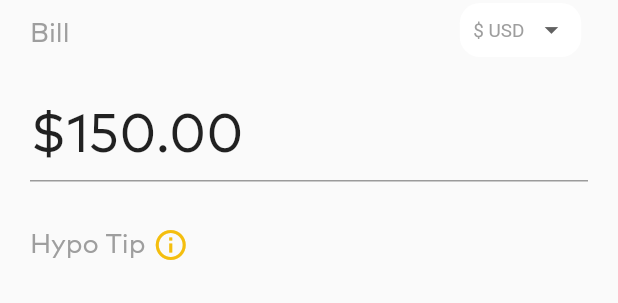
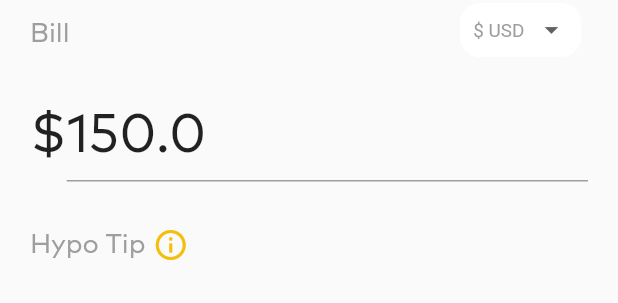
Before and after one commit to Haseeb-Akhlaq/feedBack_screen, a Flutter app: the BillSection widget shown alone on an empty page, opened directly, on a phone screen of 412 x 824 dp. Shown: the top 303 px of the screen. Run offline on Flutter 3.47's test engine with Material 2 defaults, Android fonts, the phone set to English and light mode, and no system bars; missing offline and left inert: flutter_swipable; network calls fail.

```diff
--- a/lib/feedBackScreen.dart
+++ b/lib/feedBackScreen.dart
@@ -19,12 +19,11 @@ class _FeedBackScreenState extends State<FeedBackScreen> {
   @override
   Widget build(BuildContext context) {
     return Scaffold(
-      backgroundColor: Colors.grey[200],
+      backgroundColor: Color(0xfff8f4f8),
       body: SingleChildScrollView(
         child: Column(
           children: [
             UpperProfileSection(),
-            SizedBox(height: 10),
             Text(
               'Life is Beautiful.🔥 Be Colorful.🌈 \n                    And Be You.👑',
               style: TextStyle(fontSize: 16, color: Colors.grey),
@@ -132,7 +131,7 @@ class _CardsSectionState extends State<CardsSection> {
       return Colors.green;
     }
     if (e == CardGesture.disagree) {
-      return Colors.red;
+      return Colors.white;
     }
     if (e == CardGesture.skip) {
       return Colors.transparent;
@@ -235,7 +234,7 @@ class _CardsSectionState extends State<CardsSection> {
         SizedBox(height: 15),
         Container(height: 2, width: double.infinity, color: Colors.grey[300]),
         Container(
-          color: Colors.grey[100],
+          color: Color(0xfffbf9fb),
           child: Padding(
             padding: const EdgeInsets.all(20.0),
             child: Column(
@@ -387,6 +386,28 @@ class BillSection extends StatefulWidget {
 }
 
 class _BillSectionState extends State<BillSection> {
+  String percentageSelected = '15';
+  double price = 150.00;
+
+  double calculatePrice() {
+    if (percentageSelected == '0') {
+      return 0;
+    }
+    if (percentageSelected == '10') {
+      return (price * 10) / 100;
+    }
+    if (percentageSelected == '15') {
+      return (price * 15) / 100;
+    }
+    if (percentageSelected == '20') {
+      return (price * 20) / 100;
+    }
+    if (percentageSelected == '25') {
+      return (price * 25) / 100;
+    }
+    return price;
+  }
+
   String currency = '\$ USD';
   @override
   Widget build(BuildContext context) {
@@ -439,12 +460,33 @@ class _BillSectionState extends State<BillSection> {
             ],
           ),
           SizedBox(height: 10),
-          TextFormField(
-            initialValue: '\$150.00',
-            style: TextStyle(fontSize: 35),
-            decoration: InputDecoration(
-                border: new UnderlineInputBorder(
-                    borderSide: new BorderSide(color: Colors.grey))),
+          Row(
+            children: [
+              Text('\$', style: TextStyle(fontSize: 35)),
+              Expanded(
+                child: TextFormField(
+                  cursorColor: AppColors.yellow,
+                  initialValue: price.toString(),
+                  onChanged: (v) {
+                    setState(() {
+                      price = double.parse(v);
+                    });
+                  },
+                  style: TextStyle(fontSize: 35),
+                  decoration: InputDecoration(
+                    enabledBorder: UnderlineInputBorder(
+                      borderSide: BorderSide(color: Colors.grey),
+                    ),
+                    focusedBorder: UnderlineInputBorder(
+                      borderSide: BorderSide(color: Colors.grey),
+                    ),
+                    border: UnderlineInputBorder(
+                      borderSide: BorderSide(color: Colors.grey),
+                    ),
+                  ),
+                ),
+              ),
+            ],
           ),
           SizedBox(height: 25),
           Row(
@@ -464,12 +506,67 @@ class _BillSectionState extends State<BillSection> {
           Row(
             mainAxisAlignment: MainAxisAlignment.spaceBetween,
             children: [
-              Text('0%', style: TextStyle(fontSize: 22, color: Colors.grey)),
-              Text('10%', style: TextStyle(fontSize: 22, color: Colors.grey)),
-              Text('15%',
-                  style: TextStyle(fontSize: 22, color: AppColors.yellow)),
-              Text('20%', style: TextStyle(fontSize: 22, color: Colors.grey)),
-              Text('25%', style: TextStyle(fontSize: 22, color: Colors.grey))
+              GestureDetector(
+                  onTap: () {
+                    setState(() {
+                      percentageSelected = '0';
+                    });
+                  },
+                  child: Text('0%',
+                      style: TextStyle(
+                          fontSize: 22,
+                          color: percentageSelected == '0'
+                              ? AppColors.yellow
+                              : Colors.grey))),
+              GestureDetector(
+                  onTap: () {
+                    setState(() {
+                      percentageSelected = '10';
+                    });
+                  },
+                  child: Text('10%',
+                      style: TextStyle(
+                          fontSize: 22,
+                          color: percentageSelected == '10'
+                              ? AppColors.yellow
+                              : Colors.grey))),
+              GestureDetector(
+                onTap: () {
+                  setState(() {
+                    percentageSelected = '15';
+                  });
+                },
+                child: Text('15%',
+                    style: TextStyle(
+                        fontSize: 22,
+                        color: percentageSelected == '15'
+                            ? AppColors.yellow
+                            : Colors.grey)),
+              ),
+              GestureDetector(
+                  onTap: () {
+                    setState(() {
+                      percentageSelected = '20';
+                    });
+                  },
+                  child: Text('20%',
+                      style: TextStyle(
+                          fontSize: 22,
+                          color: percentageSelected == '20'
+                              ? AppColors.yellow
+                              : Colors.grey))),
+              GestureDetector(
+                  onTap: () {
+                    setState(() {
+                      percentageSelected = '25';
+                    });
+                  },
+                  child: Text('25%',
+                      style: TextStyle(
+                          fontSize: 22,
+                          color: percentageSelected == '25'
+                              ? AppColors.yellow
+                              : Colors.grey)))
             ],
           ),
           SizedBox(height: 25),
@@ -481,7 +578,7 @@ class _BillSectionState extends State<BillSection> {
               borderRadius: BorderRadius.circular(10),
               color: AppColors.yellow.withOpacity(0.5),
             ),
-            child: Text('Tip \$22.5',
+            child: Text('Tip \$${calculatePrice()}',
                 style: TextStyle(fontSize: 22, color: Colors.white)),
           )
         ],
@@ -676,15 +773,16 @@ class _UpperProfileSectionState extends State<UpperProfileSection> {
               return LinearGradient(
                 begin: Alignment.topCenter,
                 end: Alignment.bottomCenter,
-                colors: [Colors.black, Colors.transparent],
-              ).createShader(Rect.fromLTRB(0, 0, rect.width, 360));
+                colors: [Colors.white, Colors.transparent],
+              ).createShader(Rect.fromLTRB(
+                  0, 0, rect.width, MediaQuery.of(context).size.height * 0.50));
             },
             blendMode: BlendMode.dstIn,
             child: Container(
-              height: MediaQuery.of(context).size.height * 0.48,
+              height: MediaQuery.of(context).size.height * 0.50,
               color: AppColors.purple,
               child: Container(
-                margin: EdgeInsets.only(top: 150),
+                margin: EdgeInsets.only(top: 0),
               ),
             )),
         Container(
@@ -692,7 +790,7 @@ class _UpperProfileSectionState extends State<UpperProfileSection> {
           child: Column(
             crossAxisAlignment: CrossAxisAlignment.center,
             children: [
-              SizedBox(height: 50),
+              SizedBox(height: 60),
               Row(
                 children: [
                   Transform.scale(
@@ -728,7 +826,7 @@ class _UpperProfileSectionState extends State<UpperProfileSection> {
                       ),
                     ),
                   ),
-                  SizedBox(width: 25),
+                  SizedBox(width: MediaQuery.of(context).size.width * 0.07),
                   Column(
                     children: [
                       Container(
@@ -758,7 +856,7 @@ class _UpperProfileSectionState extends State<UpperProfileSection> {
                       'https://image.freepik.com/free-photo/portrait-happy-ginger-red-hair-girl-with-freckles-smiling-looking-camera-pastel-blue-background-copy-space_1258-783.jpg'),
                 ),
               ),
-              SizedBox(height: 30),
+              SizedBox(height: 20),
               Text(
                 'Divanna Doe',
                 style: TextStyle(fontSize: 26, color: Colors.black),
--- a/lib/splashScreen.dart
+++ b/lib/splashScreen.dart
@@ -11,7 +11,7 @@ class _SplashScreenState extends State<SplashScreen> {
   @override
   Widget build(BuildContext context) {
     return Scaffold(
-      backgroundColor: Colors.white,
+      backgroundColor: Color(0xfff8f4f8),
       body: SingleChildScrollView(
         child: Column(
           children: [
@@ -28,7 +28,9 @@ class _SplashScreenState extends State<SplashScreen> {
               padding: const EdgeInsets.all(20),
               child: Container(
                   padding: EdgeInsets.all(10),
-                  decoration: BoxDecoration(color: Colors.white),
+                  decoration: BoxDecoration(
+                      color: Colors.white,
+                      borderRadius: BorderRadius.circular(15)),
                   child: Column(
                     children: [
                       Image.asset('assets/did_you_know.PNG'),
```
